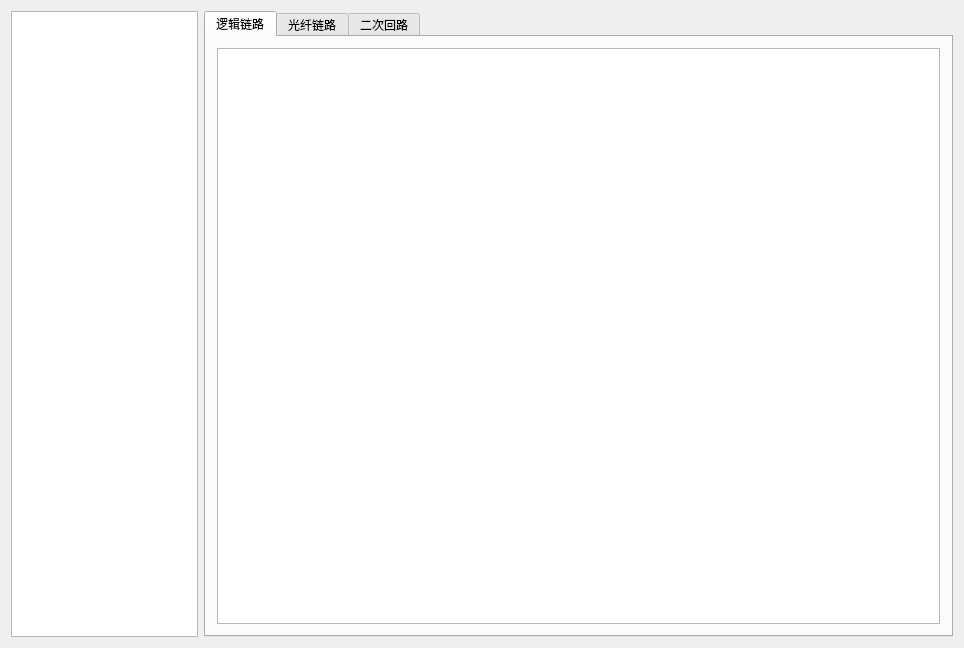
Above: circuitModule/mainwindow.ui from CICSilver/circuitModule before the change. Below: the same form after it.
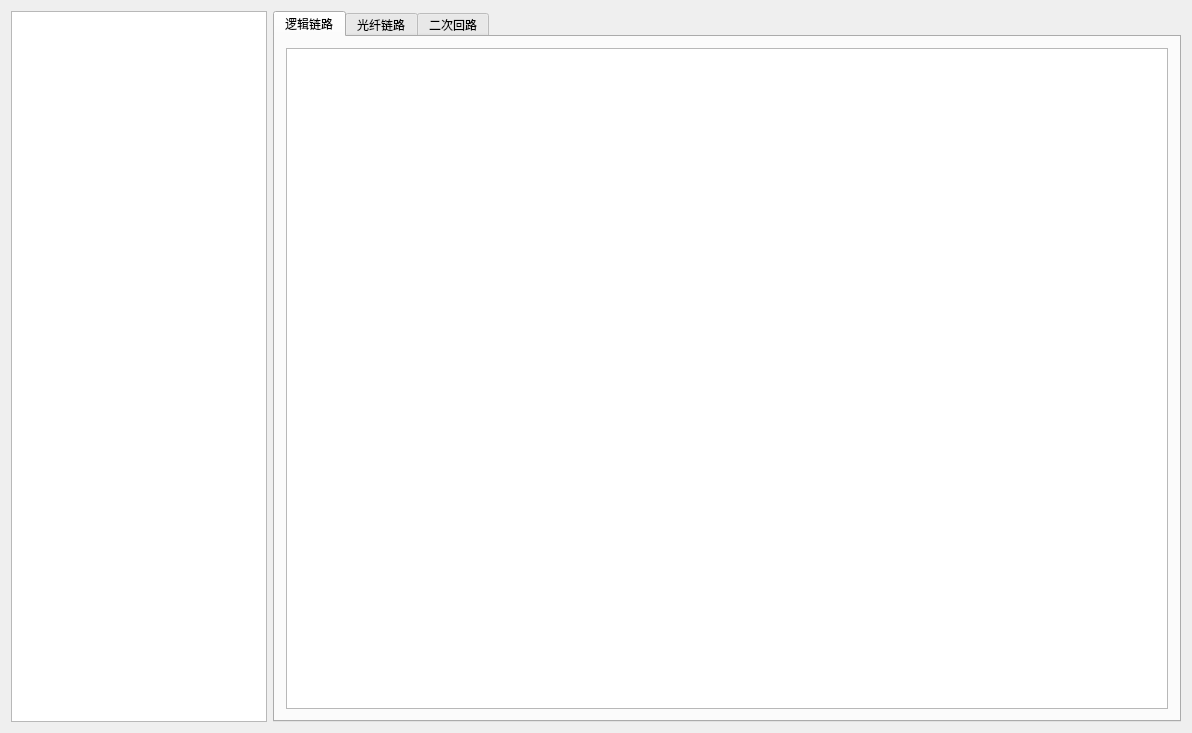
That is the form after the change.

```diff
--- a/circuitModule/mainwindow.ui
+++ b/circuitModule/mainwindow.ui
@@ -6,16 +6,16 @@
    <rect>
     <x>0</x>
     <y>0</y>
-    <width>964</width>
-    <height>648</height>
+    <width>1192</width>
+    <height>733</height>
    </rect>
   </property>
   <property name="windowTitle">
    <string>MainWindow</string>
   </property>
-  <layout class="QHBoxLayout" name="horizontalLayout" stretch="2,8">
+  <layout class="QHBoxLayout" name="horizontalLayout" stretch="0,8">
    <item>
-    <widget class="QListView" name="iedList"/>
+    <widget class="QTreeView" name="stationTree"/>
    </item>
    <item>
     <widget class="QTabWidget" name="tabWidget">
```
